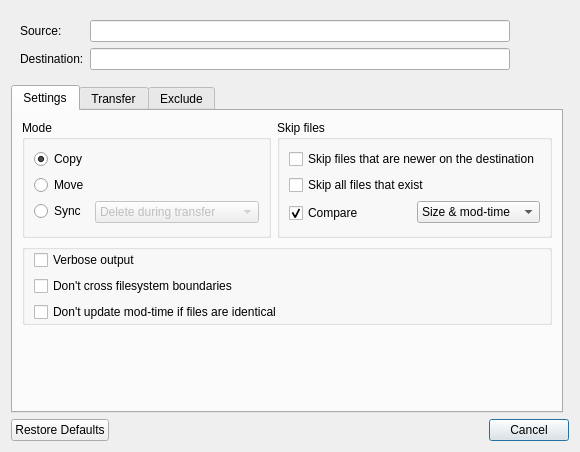
The window that src/transfer_dialog.ui (mmozeiko/RcloneBrowser) describes before a commit, drawn with Qt 5.
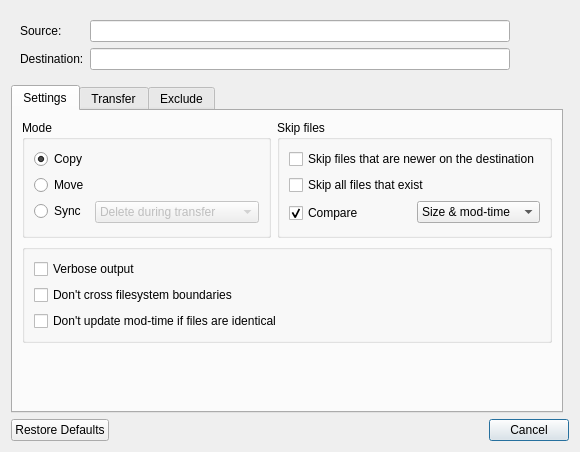
The same window after the commit.

Commit message: improvements to transfer dialog UI

```diff
--- a/src/transfer_dialog.ui
+++ b/src/transfer_dialog.ui
@@ -341,12 +341,6 @@
           <string/>
          </property>
          <layout class="QVBoxLayout" name="verticalLayout">
-          <property name="topMargin">
-           <number>0</number>
-          </property>
-          <property name="bottomMargin">
-           <number>0</number>
-          </property>
           <item>
            <widget class="QCheckBox" name="checkVerbose">
             <property name="text">
```
